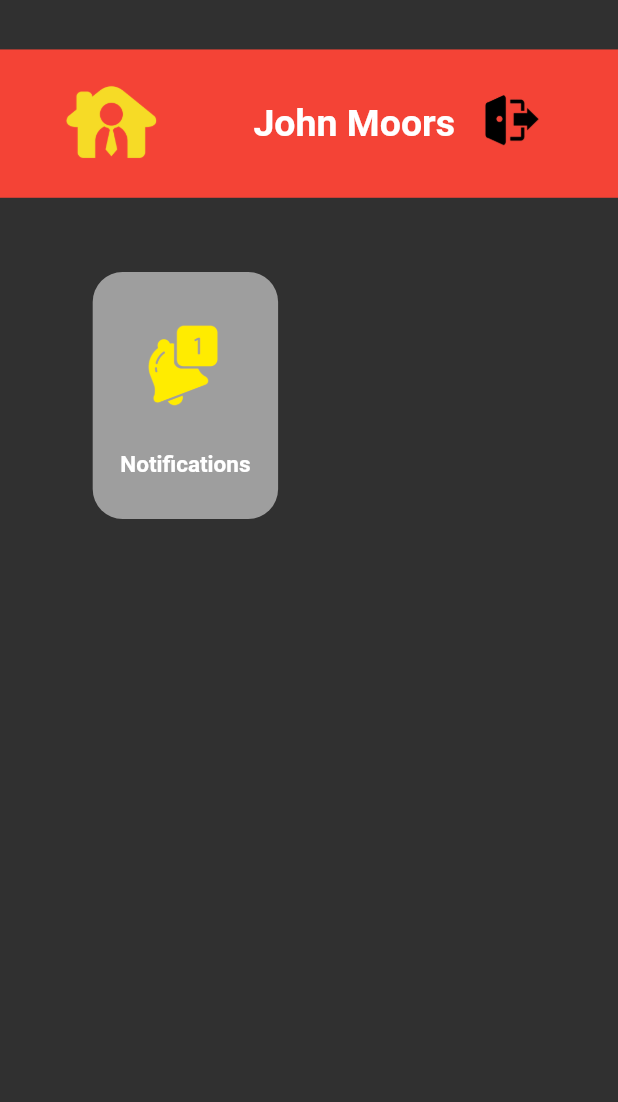
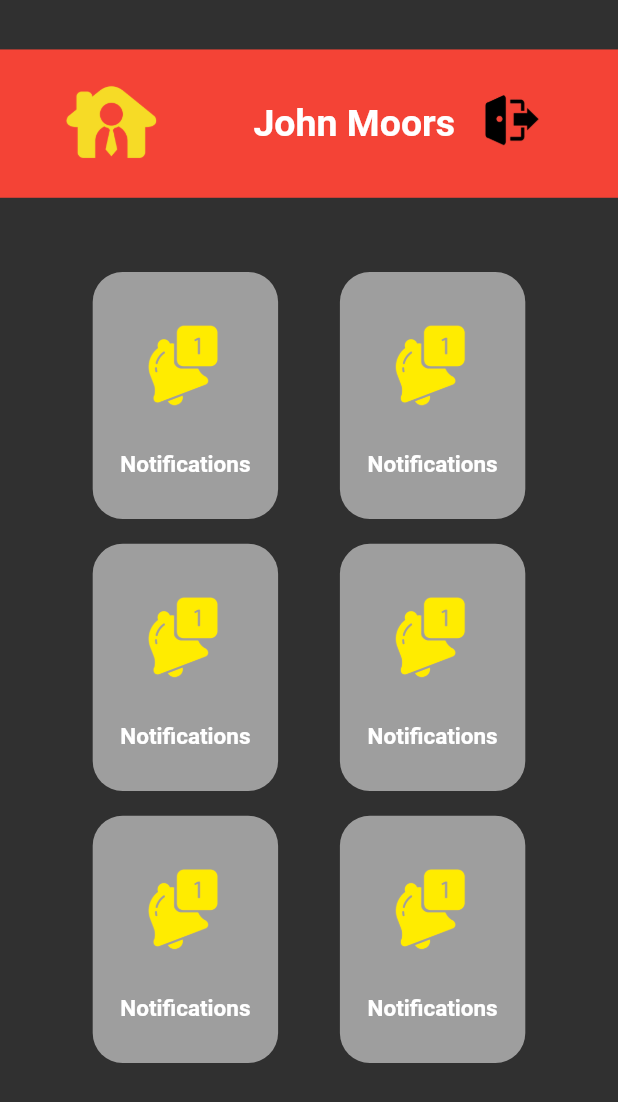
Before and after one commit to Rasi98/WFH-companion-, a Flutter app: the HomeScreen screen opened directly, on a phone screen of 412 x 824 dp. Shown: the top 1102 px of the screen. Run offline on Flutter 3.47's test engine with Material 2 defaults, Android fonts, the phone set to English and light mode, and no system bars; our stand-ins replace email_validator, firebase_auth, firebase_core; accounts and stored records are empty.

Commit message:
home Page with components (structures only)

```diff
--- a/wfh_companion/lib/src/screens/home.dart
+++ b/wfh_companion/lib/src/screens/home.dart
@@ -4,6 +4,7 @@ import 'dart:ui';
 import 'package:firebase_auth/firebase_auth.dart';
 import 'package:flutter/cupertino.dart';
 import 'package:flutter/material.dart';
+import 'package:wfh_companion/src/component/card_component.dart';
 import 'package:wfh_companion/src/screens/login.dart';
 
 class HomeScreen extends StatelessWidget {
@@ -68,39 +69,43 @@ class HomeScreen extends StatelessWidget {
             SizedBox(
               width: MediaQuery.of(context).size.width * .15,
             ),
-            Container(
-              //notification button area
-              width: MediaQuery.of(context).size.width * .3,
-              height: MediaQuery.of(context).size.height * .2,
-              decoration: BoxDecoration(
-                  color: Colors.grey, borderRadius: BorderRadius.circular(20)),
-              child: Column(
-                children: [
+            MainMenuCard(),
             SizedBox(
-                    height: MediaQuery.of(context).size.height * .01,
+              width: MediaQuery.of(context).size.width * .1,
+            ),
+            MainMenuCard()
+          ],
+        ),
+        SizedBox(
+          height: MediaQuery.of(context).size.height * .02,
         ),
         Row(
           children: [
-                      SizedBox(width: MediaQuery.of(context).size.width * .005),
-                      IconButton(
-                        icon: Image.asset('assets/1.png'),
-                        iconSize: 95,
-                        onPressed: () {},
-                      )
+            SizedBox(
+              width: MediaQuery.of(context).size.width * .15,
+            ),
+            MainMenuCard(),
+            SizedBox(
+              width: MediaQuery.of(context).size.width * .1,
+            ),
+            MainMenuCard()
           ],
         ),
-                  Text(
-                    'Notifications',
-                    style: TextStyle(
-                        color: Colors.white,
-                        fontWeight: FontWeight.bold,
-                        fontSize: 15),
-                  )
+        SizedBox(
+          height: MediaQuery.of(context).size.height * .02,
+        ),
+        Row(
+          children: [
+            SizedBox(
+              width: MediaQuery.of(context).size.width * .15,
+            ),
+            MainMenuCard(),
+            SizedBox(
+              width: MediaQuery.of(context).size.width * .1,
+            ),
+            MainMenuCard()
           ],
         ),
-            )
-          ],
-        )
       ],
     ));
   }
```
Lines whose indentation alone changed are shown as unchanged.
